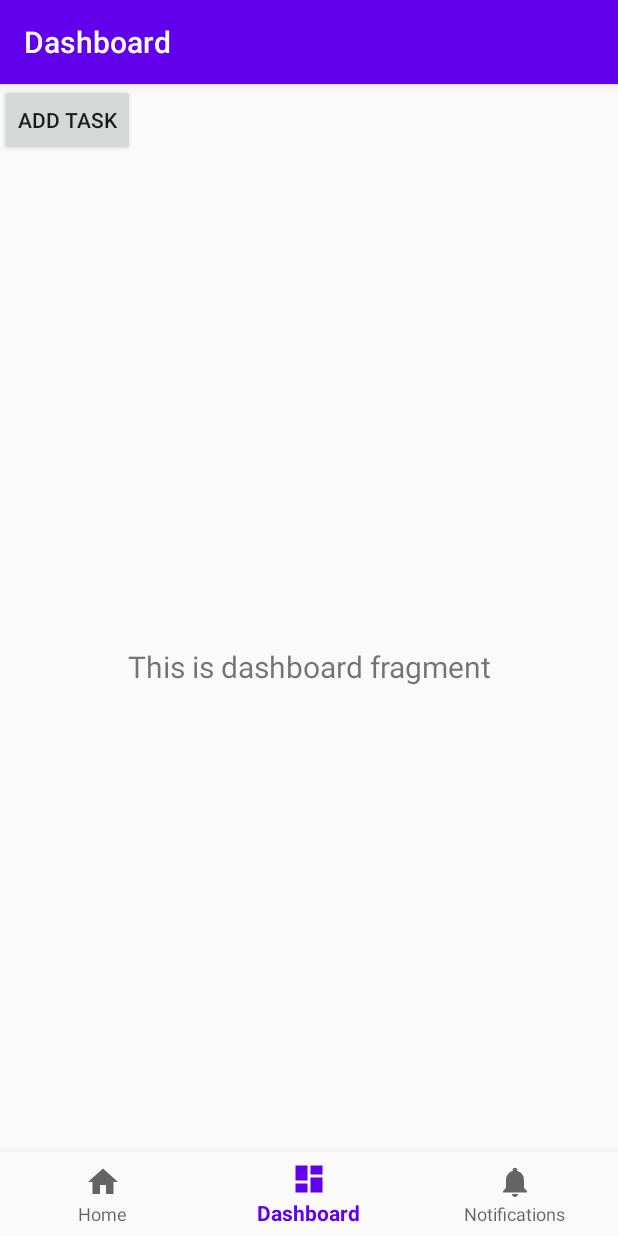
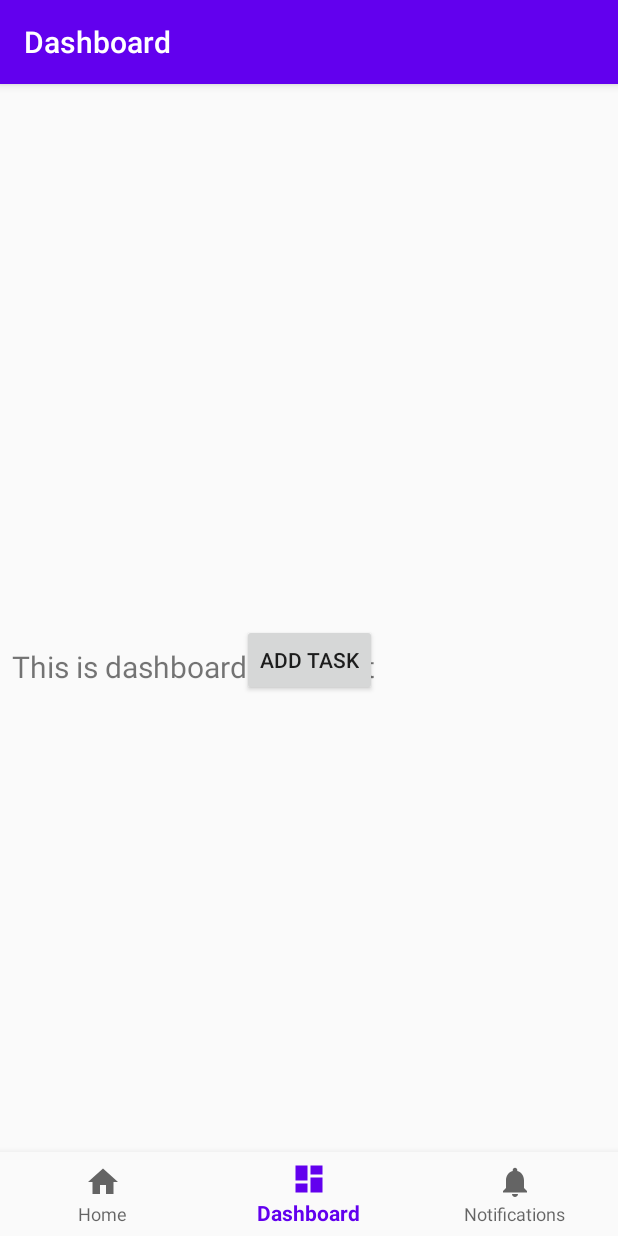
Before and after one commit to inbarmada/QuaranTime, an Android app: the DashboardFragment screen opened through its navigation route, on a phone screen of 412 x 824 dp. Run offline under Robolectric (Android 15) with nearby library versions, the light colour scheme and no system bars; our stand-ins replace navigation-ui.

Commit message:
pop up progress

```diff
--- a/app/src/main/AndroidManifest.xml
+++ b/app/src/main/AndroidManifest.xml
@@ -26,6 +26,8 @@
                 android:name="android.support.PARENT_ACTIVITY"
                 android:value=".MainActivity" />
         </activity>
+        <activity android:name=".Pop">
+        </activity>
     </application>
 
 </manifest>
--- a/app/src/main/java/com/example/quarantime/HomeActivity.java
+++ b/app/src/main/java/com/example/quarantime/HomeActivity.java
@@ -6,9 +6,11 @@ import androidx.navigation.Navigation;
 import androidx.navigation.ui.AppBarConfiguration;
 import androidx.navigation.ui.NavigationUI;
 
+import android.content.Intent;
 import android.os.Bundle;
 import android.util.Log;
 import android.view.View;
+import android.widget.Button;
 import android.widget.EditText;
 import android.widget.TextView;
 
@@ -29,6 +31,11 @@ public class HomeActivity extends AppCompatActivity {
         NavController navController = Navigation.findNavController(this, R.id.nav_host_fragment);
         NavigationUI.setupActionBarWithNavController(this, navController, appBarConfiguration);
         NavigationUI.setupWithNavController(navView, navController);
+
+    }
+    public void addTaskClicked (View view) {
+        Log.d("HomeActivity", "add tassk clicked");
+        startActivity(new Intent(HomeActivity.this, Pop.class));
     }
 
 
--- a/app/src/main/res/layout/fragment_dashboard.xml
+++ b/app/src/main/res/layout/fragment_dashboard.xml
@@ -13,7 +13,6 @@
         android:layout_marginStart="8dp"
         android:layout_marginTop="8dp"
         android:layout_marginEnd="8dp"
-        android:textAlignment="center"
         android:textSize="20sp"
         app:layout_constraintBottom_toBottomOf="parent"
         app:layout_constraintEnd_toEndOf="parent"
@@ -21,10 +20,13 @@
         app:layout_constraintTop_toTopOf="parent" />
 
     <Button
-        android:id="@+id/button"
+        android:id="@+id/addTask"
         android:layout_width="wrap_content"
         android:layout_height="wrap_content"
+        android:onClick="addTaskClicked"
         android:text="Add task"
-        tools:layout_editor_absoluteX="161dp"
-        tools:layout_editor_absoluteY="449dp" />
+        app:layout_constraintBottom_toBottomOf="parent"
+        app:layout_constraintEnd_toEndOf="parent"
+        app:layout_constraintStart_toStartOf="parent"
+        app:layout_constraintTop_toTopOf="parent" />
 </androidx.constraintlayout.widget.ConstraintLayout>
```
Also changed, not shown: app/src/main/java/com/example/quarantime/MainActivity.java (+0 -8 lines), app/src/main/java/com/example/quarantime/Pop.java (+11 -1 lines), app/src/main/res/layout/popwindow.xml (added, +16 -0 lines).
